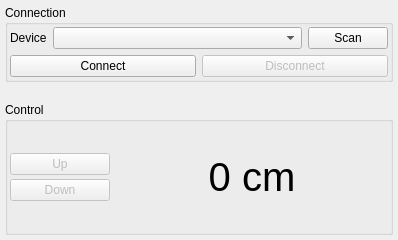
This is src/Gui/MainWindow/MainWindow.ui in p4ddy1/desk_control as Qt 5 draws it before an edit. The edited form follows.
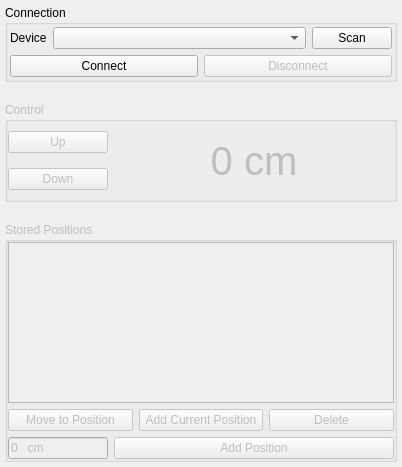
This is the edited form.

Commit message: Implemented Position Storage

The edit to the form file:
```diff
--- a/src/Gui/MainWindow/MainWindow.ui
+++ b/src/Gui/MainWindow/MainWindow.ui
@@ -6,8 +6,8 @@
    <rect>
     <x>0</x>
     <y>0</y>
-    <width>398</width>
-    <height>240</height>
+    <width>402</width>
+    <height>467</height>
    </rect>
   </property>
   <property name="sizePolicy">
@@ -43,11 +43,23 @@
      <item>
       <widget class="QGroupBox" name="connectionGroupBox">
        <property name="sizePolicy">
-        <sizepolicy hsizetype="Expanding" vsizetype="Expanding">
+        <sizepolicy hsizetype="Expanding" vsizetype="Fixed">
          <horstretch>0</horstretch>
          <verstretch>1</verstretch>
         </sizepolicy>
        </property>
+       <property name="minimumSize">
+        <size>
+         <width>0</width>
+         <height>0</height>
+        </size>
+       </property>
+       <property name="maximumSize">
+        <size>
+         <width>16777215</width>
+         <height>110</height>
+        </size>
+       </property>
        <property name="title">
         <string>Connection</string>
        </property>
@@ -136,42 +148,48 @@
      </item>
      <item>
       <widget class="QGroupBox" name="controlGroupBox">
+       <property name="enabled">
+        <bool>false</bool>
+       </property>
        <property name="sizePolicy">
-        <sizepolicy hsizetype="Expanding" vsizetype="Expanding">
+        <sizepolicy hsizetype="Expanding" vsizetype="Fixed">
          <horstretch>0</horstretch>
          <verstretch>2</verstretch>
         </sizepolicy>
        </property>
+       <property name="minimumSize">
+        <size>
+         <width>0</width>
+         <height>100</height>
+        </size>
+       </property>
        <property name="title">
         <string>Control</string>
        </property>
        <layout class="QGridLayout" name="gridLayout_3">
         <property name="leftMargin">
-         <number>2</number>
+         <number>0</number>
         </property>
         <property name="topMargin">
-         <number>2</number>
+         <number>0</number>
         </property>
         <property name="rightMargin">
-         <number>2</number>
+         <number>0</number>
         </property>
         <property name="bottomMargin">
-         <number>2</number>
+         <number>0</number>
         </property>
         <item row="0" column="0">
          <layout class="QHBoxLayout" name="horizontalLayout_3">
-          <property name="spacing">
-           <number>0</number>
-          </property>
           <item>
            <layout class="QVBoxLayout" name="verticalLayout_2">
             <property name="spacing">
-             <number>4</number>
+             <number>-1</number>
             </property>
             <item>
              <widget class="QPushButton" name="upButton">
               <property name="enabled">
-               <bool>false</bool>
+               <bool>true</bool>
               </property>
               <property name="sizePolicy">
                <sizepolicy hsizetype="Minimum" vsizetype="Fixed">
@@ -179,9 +197,15 @@
                 <verstretch>0</verstretch>
                </sizepolicy>
               </property>
-              <property name="maximumSize">
+              <property name="minimumSize">
                <size>
                 <width>100</width>
+                <height>0</height>
+               </size>
+              </property>
+              <property name="maximumSize">
+               <size>
+                <width>50</width>
                 <height>16777215</height>
                </size>
               </property>
@@ -193,17 +217,23 @@
             <item>
              <widget class="QPushButton" name="downButton">
               <property name="enabled">
-               <bool>false</bool>
+               <bool>true</bool>
               </property>
               <property name="sizePolicy">
-               <sizepolicy hsizetype="Maximum" vsizetype="Fixed">
+               <sizepolicy hsizetype="Minimum" vsizetype="Fixed">
                 <horstretch>0</horstretch>
                 <verstretch>0</verstretch>
                </sizepolicy>
               </property>
-              <property name="maximumSize">
+              <property name="minimumSize">
                <size>
                 <width>100</width>
+                <height>0</height>
+               </size>
+              </property>
+              <property name="maximumSize">
+               <size>
+                <width>50</width>
                 <height>16777215</height>
                </size>
               </property>
@@ -217,22 +247,148 @@
             </item>
            </layout>
           </item>
+          <item>
+           <widget class="QLabel" name="heightLabel">
+            <property name="font">
+             <font>
+              <pointsize>30</pointsize>
+             </font>
+            </property>
+            <property name="text">
+             <string>0 cm</string>
+            </property>
+            <property name="alignment">
+             <set>Qt::AlignCenter</set>
+            </property>
+           </widget>
+          </item>
          </layout>
         </item>
-        <item row="0" column="1">
-         <widget class="QLabel" name="heightLabel">
-          <property name="font">
-           <font>
-            <pointsize>30</pointsize>
-           </font>
-          </property>
-          <property name="text">
-           <string>0 cm</string>
-          </property>
-          <property name="alignment">
-           <set>Qt::AlignCenter</set>
-          </property>
-         </widget>
+       </layout>
+      </widget>
+     </item>
+     <item>
+      <widget class="QGroupBox" name="storedPositionsGroupBox">
+       <property name="enabled">
+        <bool>false</bool>
+       </property>
+       <property name="sizePolicy">
+        <sizepolicy hsizetype="Expanding" vsizetype="Expanding">
+         <horstretch>0</horstretch>
+         <verstretch>0</verstretch>
+        </sizepolicy>
+       </property>
+       <property name="minimumSize">
+        <size>
+         <width>0</width>
+         <height>0</height>
+        </size>
+       </property>
+       <property name="title">
+        <string>Stored Positions</string>
+       </property>
+       <layout class="QGridLayout" name="gridLayout_4">
+        <property name="leftMargin">
+         <number>0</number>
+        </property>
+        <property name="topMargin">
+         <number>0</number>
+        </property>
+        <property name="rightMargin">
+         <number>0</number>
+        </property>
+        <property name="bottomMargin">
+         <number>0</number>
+        </property>
+        <item row="1" column="0">
+         <layout class="QHBoxLayout" name="horizontalLayout_5">
+          <item>
+           <widget class="QLineEdit" name="positionInput">
+            <property name="maximumSize">
+             <size>
+              <width>100</width>
+              <height>16777215</height>
+             </size>
+            </property>
+            <property name="inputMask">
+             <string>999 cm</string>
+            </property>
+            <property name="text">
+             <string>0 cm</string>
+            </property>
+           </widget>
+          </item>
+          <item>
+           <widget class="QPushButton" name="addPositionInputButton">
+            <property name="maximumSize">
+             <size>
+              <width>16777215</width>
+              <height>16777215</height>
+             </size>
+            </property>
+            <property name="text">
+             <string>Add Position</string>
+            </property>
+           </widget>
+          </item>
+         </layout>
+        </item>
+        <item row="0" column="0">
+         <layout class="QVBoxLayout" name="verticalLayout_3">
+          <item>
+           <widget class="QTableView" name="storedPositionTable">
+            <property name="sizePolicy">
+             <sizepolicy hsizetype="Expanding" vsizetype="Expanding">
+              <horstretch>0</horstretch>
+              <verstretch>0</verstretch>
+             </sizepolicy>
+            </property>
+            <property name="minimumSize">
+             <size>
+              <width>0</width>
+              <height>0</height>
+             </size>
+            </property>
+            <property name="selectionMode">
+             <enum>QAbstractItemView::SingleSelection</enum>
+            </property>
+            <property name="selectionBehavior">
+             <enum>QAbstractItemView::SelectRows</enum>
+            </property>
+            <property name="showGrid">
+             <bool>true</bool>
+            </property>
+            <attribute name="verticalHeaderVisible">
+             <bool>false</bool>
+            </attribute>
+           </widget>
+          </item>
+          <item>
+           <layout class="QHBoxLayout" name="horizontalLayout_4">
+            <item>
+             <widget class="QPushButton" name="moveToPositionButton">
+              <property name="text">
+               <string>Move to Position</string>
+              </property>
+             </widget>
+            </item>
+            <item>
+             <widget class="QPushButton" name="addCurrentPositionButton">
+              <property name="text">
+               <string>Add Current Position</string>
+              </property>
+             </widget>
+            </item>
+            <item>
+             <widget class="QPushButton" name="deletePositionButton">
+              <property name="text">
+               <string>Delete</string>
+              </property>
+             </widget>
+            </item>
+           </layout>
+          </item>
+         </layout>
         </item>
        </layout>
       </widget>
```
The commit also changes 22 other files.
